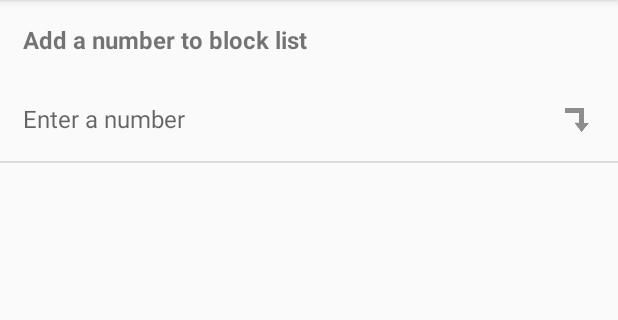
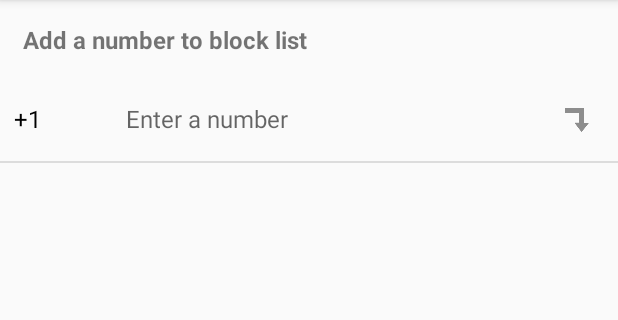
Before and after one commit to tompadree/Callceptor, an Android app: the fragment SettingsFragment placed in its activity, on a phone screen of 412 x 824 dp, the part 84-404 px from its top. Run offline under Robolectric (Android 15) with nearby library versions, the phone set to English and light mode, and no system bars; our stand-ins replace ButterKnife, Dagger/Hilt's generated code, RxJava; libraries missing offline, so code that uses them is left out: com.cinnamon.utils; plain views replace BottomNavigationViewEx, CountryCodePicker; 7 statements that could not run were skipped.

Commit message:
blocklist add

```diff
--- a/app/build.gradle
+++ b/app/build.gradle
@@ -80,10 +80,11 @@ dependencies {
     implementation dependencies.paging
     implementation dependencies.constraintLayout
     implementation dependencies.picasso
+    implementation dependencies.cinnamon
     implementation dependencies.bottomNavigationBar
 //    implementation 'com.android.support.constraint:constraint-layout:1.1.2'
-    implementation 'com.android.support.constraint:constraint-layout:1.1.2'
     implementation dependencies.roundedImageView
+
     kapt dependencies.daggerCompiler
     kapt dependencies.butterKnifeCompiler
     kapt dependencies.roomCompiler
--- /dev/null
+++ b/app/src/main/java/callceptor/com/callceptor/domain/listeners/OnRemoveNumberClicked.kt
@@ -0,0 +1,9 @@
+package callceptor.com.callceptor.domain.listeners
+
+/**
+ * Created by Tom on 27.8.2018..
+ */
+interface OnRemoveNumberClicked {
+
+    fun onRemoveNumberClicked(number : String)
+}
--- a/app/src/main/java/callceptor/com/callceptor/utils/AppConstants.kt
+++ b/app/src/main/java/callceptor/com/callceptor/utils/AppConstants.kt
@@ -7,6 +7,8 @@ interface AppConstants {
 
     companion object {
 
+        const val BLOCK_LIST: String = "blocklist"
+
         const val SPLASH_DISPLAY_LENGTH: Long = 2000
 
         const val PAGE_ENTRIES = 100
--- a/app/src/main/java/callceptor/com/callceptor/view/fragments/SettingsFragment.kt
+++ b/app/src/main/java/callceptor/com/callceptor/view/fragments/SettingsFragment.kt
@@ -4,13 +4,31 @@ import android.content.Context
 import android.net.Uri
 import android.os.Bundle
 import android.support.v4.app.Fragment
+import android.support.v7.widget.LinearLayoutManager
+import android.support.v7.widget.RecyclerView
 import android.view.LayoutInflater
 import android.view.View
 import android.view.ViewGroup
+import android.view.inputmethod.InputMethodManager
+import android.widget.Toast
+import butterknife.ButterKnife
+import butterknife.OnClick
+import butterknife.Unbinder
+import java.lang.Class
+import callceptor.com.callceptor.R
+import callceptor.com.callceptor.domain.listeners.OnRemoveNumberClicked
+import callceptor.com.callceptor.utils.AppConstants.Companion.BLOCK_LIST
+import callceptor.com.callceptor.view.BaseFragment
+import callceptor.com.callceptor.view.adapters.SettingsAdapter
+import com.cinnamon.utils.storage.CinnamonPreferences
+import kotlinx.android.synthetic.main.fragment_settings.*
 
-import callceptor.com.callceptor.R
+class SettingsFragment : BaseFragment(), OnRemoveNumberClicked {
 
-class SettingsFragment : Fragment() {
+    lateinit var unbinder: Unbinder
+    private var settingsAdapter: SettingsAdapter? = null
+    private lateinit var blocklist: ArrayList<String>
+    private var countryCode : String = ""
 
     companion object {
 
@@ -20,6 +38,7 @@ class SettingsFragment : Fragment() {
 
     override fun onCreate(savedInstanceState: Bundle?) {
         super.onCreate(savedInstanceState)
+
 
     }
 
@@ -31,10 +50,25 @@ class SettingsFragment : Fragment() {
         super.onResume()
     }
 
+    override fun onDestroy() {
+        super.onDestroy()
+
+        unbinder.unbind()
+    }
+
     override fun onCreateView(inflater: LayoutInflater, container: ViewGroup?,
                               savedInstanceState: Bundle?): View? {
-        // Inflate the layout for this fragment
-        return inflater.inflate(R.layout.fragment_settings, container, false)
+        var view = inflater.inflate(R.layout.fragment_settings, container, false)
+
+        unbinder = ButterKnife.bind(this, view)
+        return view
+    }
+
+    override fun onViewCreated(view: View?, savedInstanceState: Bundle?) {
+        super.onViewCreated(view, savedInstanceState)
+
+        blocklist = (CinnamonPreferences.getInstance(context).getObject("blocklist", List::class.java, ArrayList<String>())) as ArrayList<String>
+        setupRecyclerView()
     }
 
     override fun onAttach(context: Context) {
@@ -47,5 +81,51 @@ class SettingsFragment : Fragment() {
     }
 
 
+    @OnClick(R.id.settingsFragmentAddNumberIv)
+    fun enterTagClicked() {
+
+        if (settingsFragmentAddNumberTv.text.toString() == "") {
+            Toast.makeText(activity, R.string.enter_a_number, Toast.LENGTH_SHORT).show()
+            return
+        }
+
+        blocklist .add(settingsFragmentAddPreNumberTv.text.toString() + settingsFragmentAddNumberTv.text.toString())
+        CinnamonPreferences.getInstance(context).setObject(BLOCK_LIST, blocklist)
+
+        settingsAdapter?.notifyDataSetChanged()
+        settingsFragmentAddNumberTv.setText(getString(R.string.enter_a_number))
+        settingsFragmentAddPreNumberTv.setText("+1")
+
+        if (activity.currentFocus != null) {
+            val imm = activity.getSystemService(Context.INPUT_METHOD_SERVICE) as InputMethodManager
+            imm.hideSoftInputFromWindow(view!!.getWindowToken(), 0)
+        }
+    }
+
+    override fun onRemoveNumberClicked(number: String) {
+        blocklist.remove(number)
+        settingsAdapter?.notifyDataSetChanged()
+        CinnamonPreferences.getInstance(context).setObject(BLOCK_LIST, blocklist)
+    }
+
+    fun setupRecyclerView() {
+        settingsAdapter = SettingsAdapter(context, blocklist as ArrayList<String>, this)
+
+        val layoutManager = LinearLayoutManager(context, LinearLayoutManager.VERTICAL, false)
+        settingsFragmentRv.layoutManager = layoutManager
+        settingsFragmentRv.adapter = settingsAdapter
+
+
+        hideLoading()
+    }
+
+    fun hideLoading() {
+        settingsFragmentProgress.visibility = View.GONE
+    }
+
+    fun showLoading() {
+        settingsFragmentProgress.visibility = View.VISIBLE
+    }
+
 
 }
--- a/app/src/main/res/layout/fragment_messages.xml
+++ b/app/src/main/res/layout/fragment_messages.xml
@@ -33,7 +33,6 @@
         <!--/>-->
 
     <android.support.v7.widget.RecyclerView
-        android:layout_below="@+id/fragmentMessagesTv"
         android:id="@+id/fragmentMessagesRv"
         android:layout_width="match_parent"
         android:layout_height="wrap_content" />
--- a/app/src/main/res/layout/fragment_settings.xml
+++ b/app/src/main/res/layout/fragment_settings.xml
@@ -1,48 +1,94 @@
 <?xml version="1.0" encoding="utf-8"?>
 <RelativeLayout xmlns:android="http://schemas.android.com/apk/res/android"
+    xmlns:app="http://schemas.android.com/apk/res-auto"
     xmlns:tools="http://schemas.android.com/tools"
     android:layout_width="match_parent"
     android:layout_height="match_parent"
-    xmlns:app="http://schemas.android.com/apk/res-auto"
     tools:context=".view.fragments.SettingsFragment">
+
+    <ProgressBar
+        android:id="@+id/settingsFragmentProgress"
+        android:layout_width="wrap_content"
+        android:layout_height="wrap_content"
+        android:layout_centerHorizontal="true"
+        android:layout_centerVertical="true"
+        android:theme="@style/BlackAcccent"
+        android:visibility="invisible" />
 
     <TextView
         android:id="@+id/settingsFragmentAddNumberTitle"
         android:layout_width="match_parent"
         android:layout_height="wrap_content"
-       android:textStyle="bold"
         android:padding="15dp"
+        android:text="@string/add_number_blocklist"
         android:textSize="16sp"
+        android:textStyle="bold" />
 
-       android:text="@string/add_number_blocklist"/>
-
-    <EditText
-        android:id="@+id/new_bill_fragment3_new_tag"
+    <LinearLayout
         android:layout_width="match_parent"
         android:layout_height="wrap_content"
         android:layout_below="@+id/settingsFragmentAddNumberTitle"
+        android:orientation="horizontal">
+
+        <EditText
+            android:id="@+id/settingsFragmentAddPreNumberTv"
+            style="@style/EditTextAccent"
+            android:layout_width="match_parent"
+            android:layout_height="wrap_content"
+            android:layout_marginStart="5dp"
+            android:layout_weight="5"
             android:backgroundTint="@android:color/transparent"
+            android:inputType="phone"
+            android:text="+1"
+            android:textColor="@color/app_black"
+            android:textSize="16sp"
+            app:backgroundTint="@android:color/transparent"
+            tools:ignore="MissingPrefix" />
+
+        <!--<com.rilixtech.CountryCodePicker-->
+        <!--android:id="@+id/settingsFragmentAddCodeNumberTv"-->
+        <!--android:layout_width="match_parent"-->
+        <!--android:layout_height="wrap_content"-->
+        <!--android:padding="15dp"-->
+
+        <!--android:layout_weight="5" />-->
+
+        <EditText
+            android:id="@+id/settingsFragmentAddNumberTv"
+            android:layout_width="match_parent"
+            android:layout_height="wrap_content"
+            android:layout_weight="1"
+            android:backgroundTint="@color/app_black"
             android:hint="@string/enter_a_number"
-        android:inputType="text"
+            android:inputType="phone"
             android:padding="15dp"
             android:textColor="@color/app_black"
             android:textSize="16sp"
             app:backgroundTint="@android:color/transparent"
-        tools:ignore="MissingPrefix"/>
+            tools:ignore="MissingPrefix" />
+    </LinearLayout>
 
     <ImageView
-        android:layout_below="@+id/settingsFragmentAddNumberTitle"
-        android:id="@+id/new_bill_fragment3_new_tag_icon"
+        android:id="@+id/settingsFragmentAddNumberIv"
         android:layout_width="wrap_content"
         android:layout_height="wrap_content"
         android:layout_alignParentEnd="true"
+        android:layout_below="@+id/settingsFragmentAddNumberTitle"
         android:layout_margin="15dp"
-        android:background="@drawable/ic_add_number"/>
+        android:background="@drawable/ic_add_number" />
 
     <View
         android:layout_width="match_parent"
         android:layout_height="1dp"
-        android:layout_below="@+id/new_bill_fragment3_new_tag_icon"
-        android:background="@color/separator_grey"/>
+        android:layout_below="@+id/settingsFragmentAddNumberIv"
+        android:background="@color/separator_grey" />
+
+
+    <android.support.v7.widget.RecyclerView
+        android:id="@+id/settingsFragmentRv"
+        android:layout_width="match_parent"
+        android:layout_height="wrap_content"
+        android:layout_below="@+id/settingsFragmentAddNumberIv"
+        android:layout_marginTop="1dp" />
 
 </RelativeLayout>
--- a/app/src/main/res/layout/item_float.xml
+++ b/app/src/main/res/layout/item_float.xml
@@ -12,7 +12,7 @@
         android:layout_marginEnd="20dp"
         android:layout_marginStart="20dp"
         android:background="@drawable/item_harmful_shape"
-        android:drawableStart="@mipmap/ic_contact_placeholder"
+
         android:gravity="center"
         android:padding="10dp"
         android:text="@string/harmful_call"
@@ -20,4 +20,6 @@
         android:textSize="16sp"
         android:textStyle="bold"/>
 
+    <!--android:drawableStart="@mipmap/ic_contact_placeholder"-->
+
 </RelativeLayout>
--- a/app/src/main/res/values/strings.xml
+++ b/app/src/main/res/values/strings.xml
@@ -20,4 +20,5 @@
     <string name="settings">Settings</string>
     <string name="enter_a_number">Enter a number</string>
     <string name="add_number_blocklist">Add a number to block list</string>
+
 </resources>
--- a/app/src/main/res/values/styles.xml
+++ b/app/src/main/res/values/styles.xml
@@ -5,18 +5,23 @@
         <!-- Customize your theme here. -->
         <item name="colorPrimary">@color/app_black</item>
         <item name="colorPrimaryDark">@color/app_black</item>
-        <item name="colorAccent">@color/white</item>
+        <item name="colorAccent">@color/app_black</item>
     </style>
 
 
     <style name="AppThemeNoActionBar" parent="Theme.AppCompat.Light.NoActionBar">
         <item name="colorPrimary">@color/app_black</item>
         <item name="colorPrimaryDark">@color/app_black</item>
-        <item name="colorAccent">@color/white</item>
+        <item name="colorAccent">@color/app_black</item>
     </style>
 
     <style name="HintColor" parent="TextAppearance.AppCompat">
         <item name="android:textColor">@color/app_black</item>
+    </style>
+
+    <style name="EditTextAccent" parent="Base.V7.Widget.AppCompat.EditText">
+        <item name="android:textColor">@color/app_black</item>
+        <item name="android:colorAccent">@color/app_black</item>
     </style>
 
     <style name="BlackAcccent" parent="ThemeOverlay.AppCompat.Light">
--- a/dependencies.gradle
+++ b/dependencies.gradle
@@ -29,6 +29,7 @@ ext {
     javaxInjectVersion = '1'
     gsonVersion = '2.7'
     libphonenumber = '7.0.4'
+    cinnamonLibraryVersion = '1.0.5'
     crashlyticsVersion = '2.6.8@aar'
     retrofit2Version = '2.3.0'
     timberVersion = '4.6.1'
@@ -52,6 +53,7 @@ ext {
     expandablerecyclerviewVersion = '1.3'
     supportTestRunnerVersion = '1.0.2-alpha1'
     supportTestMonitor = '1.0.1'
+    countryCodePickerVersion = '2.1.8'
 
     //Development
 //    leakCanaryVersion = '1.3.1'
@@ -81,6 +83,8 @@ ext {
             roomCompiler          : "android.arch.persistence.room:compiler:${roomVersion}",
             paging                : "android.arch.paging:runtime:${pagingVersion}",
             javaxInject           : "javax.inject:javax.inject:${javaxInjectVersion}",
+            cinnamon              : "com.cinnamon.library:utils:${cinnamonLibraryVersion}",
+//            countrycodepicker     : "com.github.joielechong:countrycodepicker:${countryCodePickerVersion}",
             gson                  : "com.google.code.gson:gson:${gsonVersion}",
             libphonenumber        : "com.googlecode.libphonenumber:libphonenumber:${libphonenumber}",
             picasso               : "com.squareup.picasso:picasso:${picassoVersion}",
```
Also changed, not shown: app/src/main/java/callceptor/com/callceptor/telephony/MyPhoneStateReceiver.kt (+15 -6 lines), app/src/main/java/callceptor/com/callceptor/view/adapters/SettingsAdapter.kt (added, +72 -0 lines), app/src/main/res/layout/item_blocklist.xml (added, +35 -0 lines), app/src/main/res/drawable-hdpi/ic_delete_number.png (added), app/src/main/res/drawable-mdpi/ic_delete_number.png (added), app/src/main/res/drawable-xhdpi/ic_delete_number.png (added), app/src/main/res/drawable-xxhdpi/ic_delete_number.png (added). Lines whose indentation alone changed are shown as unchanged.
